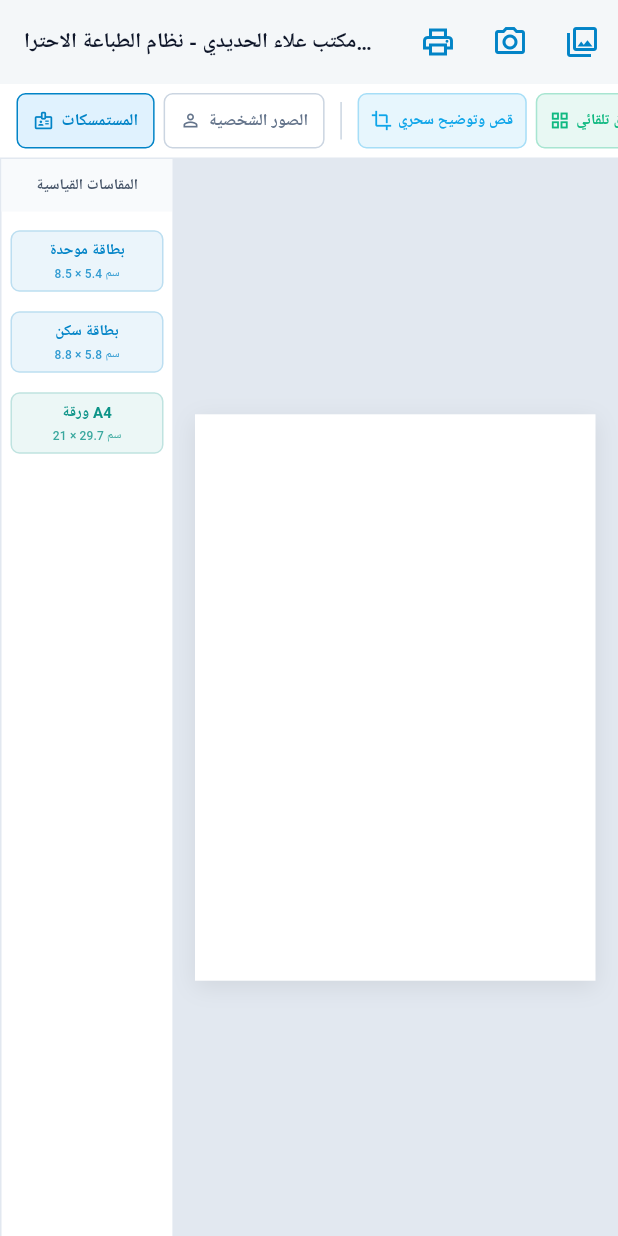
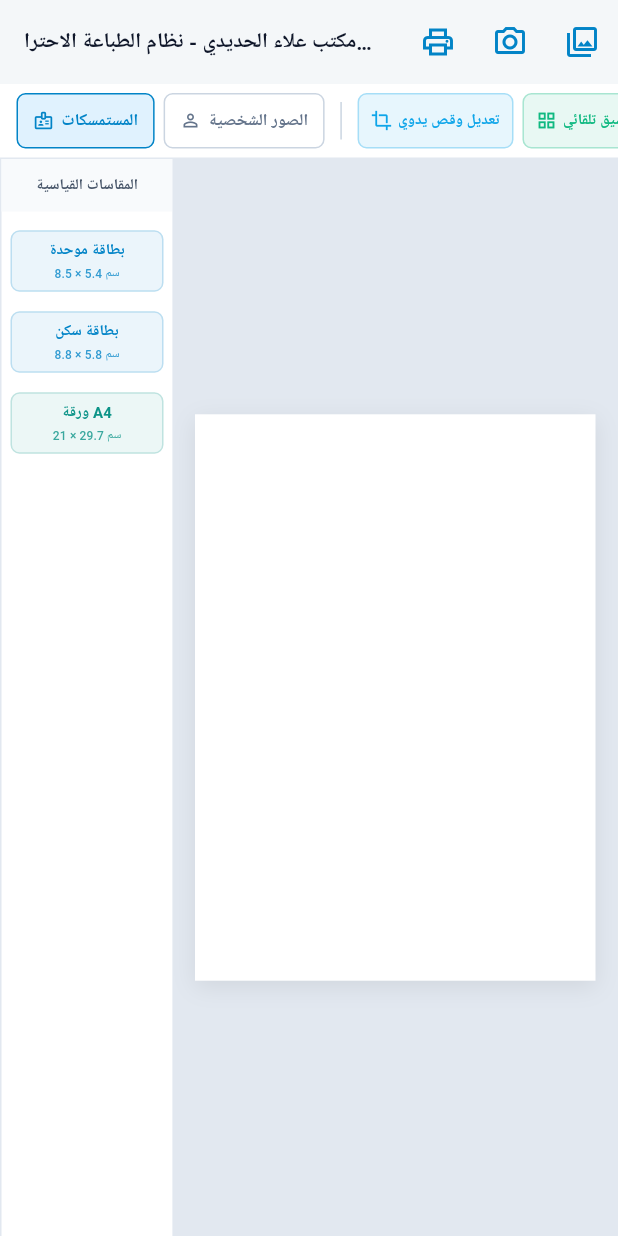
Before and after one commit to khdr32854-glitch/mosul_scanner, a Flutter app: the screen it shows after launch, on a phone screen of 412 x 824 dp. Run offline on Flutter 3.47's test engine with Material 3 defaults, Android fonts, the phone set to English and light mode, and no system bars; our stand-ins replace pdf, printing; missing offline and left inert: google_mlkit_document_scanner.

Commit message:
Update main.dart

```diff
--- a/lib/main.dart
+++ b/lib/main.dart
@@ -8,7 +8,7 @@ import 'package:pdf/pdf.dart';
 import 'package:pdf/widgets.dart' as pw;
 import 'package:printing/printing.dart';
 
-// الاستيرادات المحلية
+// الاستيرادات المحلية (تأكد من وجود هذه الملفات في نفس مجلد lib)
 import 'google_scanner_service.dart';
 import 'perspective_warp.dart';
 
@@ -312,7 +312,6 @@ class _MainScannerScreenState extends State<MainScannerScreen> {
     setState(() => _isScanning = true);
 
     try {
-      // استدعاء الخدمة من الملف المنعزل
       final paths = await GoogleScannerService.scanDocument(fromGallery: fromGallery);
       if (!mounted) return;
 
@@ -337,13 +336,13 @@ class _MainScannerScreenState extends State<MainScannerScreen> {
           }
         }
         if (added > 0) {
-          _showMessage('تم المسح بالذكاء الاصطناعي المحلي بنجاح');
+          _showMessage('تم الاستيراد بنجاح');
         } else {
           _showMessage('لم يتم العثور على صور صالحة', error: true);
         }
       }
     } catch (e) {
-      if (mounted) _showMessage('تعذر تشغيل ماسح جوجل الذكي', error: true);
+      if (mounted) _showMessage('تعذر تشغيل ماسح المستندات', error: true);
     } finally {
       if (mounted) {
         setState(() {
@@ -543,14 +542,14 @@ class _MainScannerScreenState extends State<MainScannerScreen> {
             onPressed: _exportAndPrint,
           ),
           IconButton(
-            tooltip: 'التقاط بواسطة جوجل الذكي',
+            tooltip: 'التقاط بواسطة الكاميرا الذكية',
             icon: _isScanning && !_isLoadingImages
                 ? const SizedBox(width: 18, height: 18, child: CircularProgressIndicator(strokeWidth: 2, color: Color(0xFF0284C7)))
                 : const Icon(Icons.camera_alt_outlined, color: Color(0xFF0284C7)),
             onPressed: _isScanning || _isLoadingImages ? null : () => _openGoogleScanner(fromGallery: false),
           ),
           IconButton(
-            tooltip: 'استيراد من المعرض (جوجل الذكي)',
+            tooltip: 'استيراد من المعرض (القص الذكي)',
             icon: _isLoadingImages
                 ? const SizedBox(width: 18, height: 18, child: CircularProgressIndicator(strokeWidth: 2, color: Color(0xFF0284C7)))
                 : const Icon(Icons.photo_library_outlined, color: Color(0xFF0284C7)),
@@ -575,7 +574,7 @@ class _MainScannerScreenState extends State<MainScannerScreen> {
                     _buildToolBtn('المستمسكات', Icons.badge_outlined, _activeTabMode == 'docs', () => setState(() => _activeTabMode = 'docs')),
                     _buildToolBtn('الصور الشخصية', Icons.person_outline, _activeTabMode == 'photos', () => setState(() => _activeTabMode = 'photos')),
                     const VerticalDivider(color: Color(0xFFCBD5E1), indent: 6, endIndent: 6),
-                    _buildActionBtn('قص وتوضيح سحري', Icons.crop, _manualCropActiveItem, const Color(0xFF0EA5E9)),
+                    _buildActionBtn('تعديل وقص يدوي', Icons.crop, _manualCropActiveItem, const Color(0xFF0EA5E9)),
                     _buildActionBtn('تنسيق تلقائي', Icons.grid_view, _autoAlignItems, const Color(0xFF10B981)),
                     _buildActionBtn('تدوير', Icons.rotate_right, _rotateActiveItem, const Color(0xFF64748B)),
                     _buildActionBtn('نسخ', Icons.copy_all, _duplicateActiveItem, const Color(0xFF8B5CF6)),
@@ -841,7 +840,8 @@ class _CropScreenState extends State<CropScreen> {
   double _x4 = 0.05, _y4 = 0.95;
 
   EnhanceMode _filter = EnhanceMode.magic;
-  double _filterIntensity = 0.8;
+  // تم تحويل هذا المتغير إلى final لحل التحذير
+  final double _filterIntensity = 0.8;
 
   bool _isProcessing = true;
   bool _isSaving = false;
```
